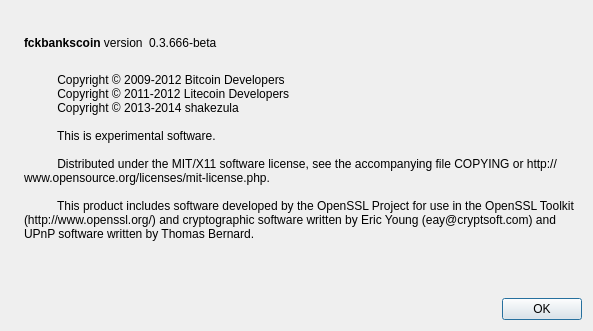
The window that src/qt/forms/aboutdialog.ui (fckbankscoin/fckbankscoin) describes before a commit, drawn with Qt 5.
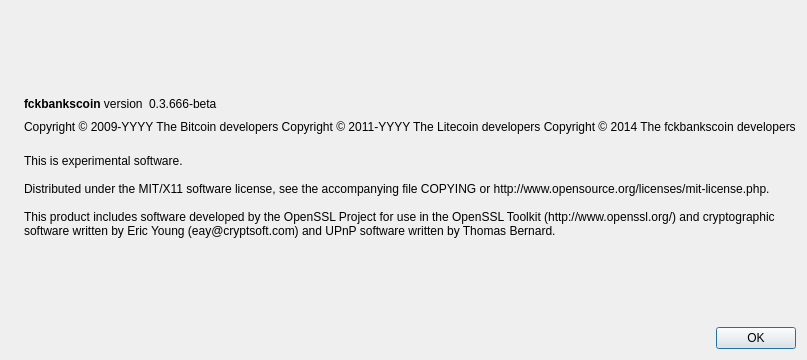
The same window after the commit. Icons and pictures are not drawn.

Diff of the .ui file:
```diff
--- a/src/qt/forms/aboutdialog.ui
+++ b/src/qt/forms/aboutdialog.ui
@@ -7,7 +7,7 @@
     <x>0</x>
     <y>0</y>
     <width>593</width>
-    <height>331</height>
+    <height>360</height>
    </rect>
   </property>
   <property name="windowTitle">
@@ -65,9 +65,6 @@
          <property name="text">
           <string notr="true">0.3.666-beta</string>
          </property>
-         <property name="textFormat">
-          <enum>Qt::RichText</enum>
-         </property>
          <property name="textInteractionFlags">
           <set>Qt::LinksAccessibleByMouse|Qt::TextSelectableByKeyboard|Qt::TextSelectableByMouse</set>
          </property>
@@ -88,6 +85,24 @@
        </item>
       </layout>
      </item>
+     <item>
+      <widget class="QLabel" name="copyrightLabel">
+       <property name="cursor">
+        <cursorShape>IBeamCursor</cursorShape>
+       </property>
+       <property name="text">
+        <string notr="true">Copyright &amp;copy; 2009-YYYY The Bitcoin developers
+Copyright &amp;copy; 2011-YYYY The Litecoin developers
+Copyright &amp;copy; 2014 The fckbankscoin developers</string>
+       </property>
+       <property name="textFormat">
+        <enum>Qt::RichText</enum>
+       </property>
+       <property name="textInteractionFlags">
+        <set>Qt::LinksAccessibleByMouse|Qt::TextSelectableByKeyboard|Qt::TextSelectableByMouse</set>
+       </property>
+      </widget>
+     </item>
      <item>
       <widget class="QLabel" name="label_2">
        <property name="cursor">
@@ -95,17 +110,11 @@
        </property>
        <property name="text">
         <string>
-          Copyright © 2009-2012 Bitcoin Developers
-          Copyright © 2011-2012 Litecoin Developers
-          Copyright © 2013-2014 shakezula 
+This is experimental software.
 
-          This is experimental software. 
+Distributed under the MIT/X11 software license, see the accompanying file COPYING or http://www.opensource.org/licenses/mit-license.php.
 
-          Distributed under the MIT/X11 software license, see the accompanying file COPYING or http://www.opensource.org/licenses/mit-license.php.
-
-          This product includes software developed by the OpenSSL Project for use in the OpenSSL Toolkit (http://www.openssl.org/) and cryptographic software written by Eric Young (eay@cryptsoft.com) and UPnP software written by Thomas Bernard.
-
-        </string>
+This product includes software developed by the OpenSSL Project for use in the OpenSSL Toolkit (http://www.openssl.org/) and cryptographic software written by Eric Young (eay@cryptsoft.com) and UPnP software written by Thomas Bernard.</string>
        </property>
        <property name="wordWrap">
         <bool>true</bool>
```
